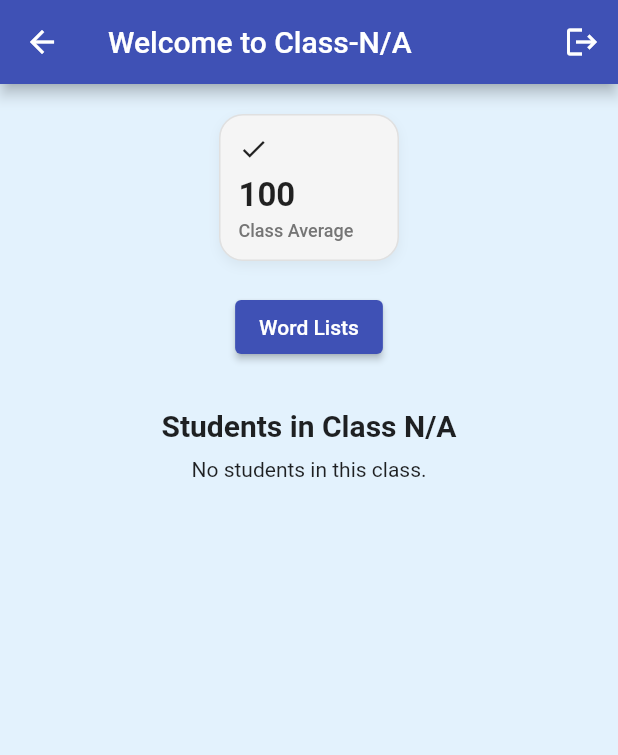
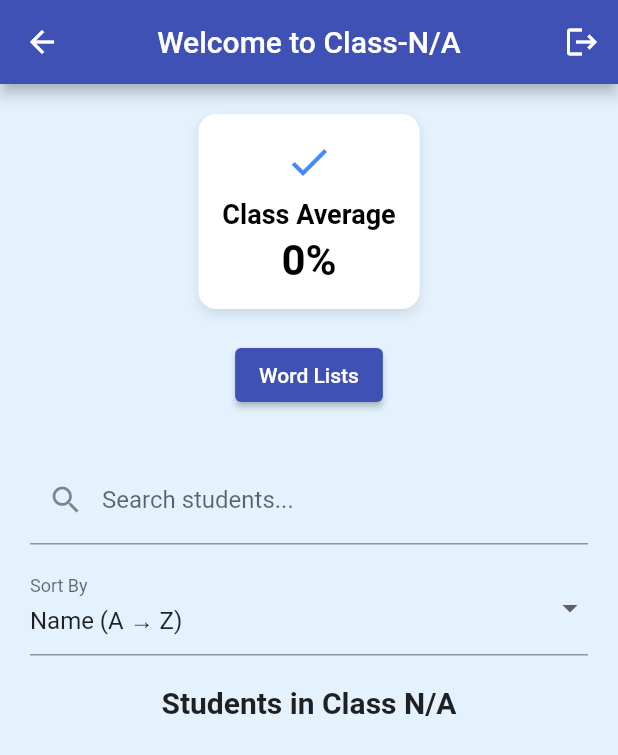
Before and after one commit to JBoT21/6150_Grad_Proj, a Flutter app: the DashboardScreen screen opened by its route, on a phone screen of 412 x 824 dp. Shown: the top 755 px of the screen. Run offline on Flutter 3.47's test engine with Material 3 defaults, Android fonts, the phone set to English and light mode, and no system bars; our stand-ins replace audioplayers, shared_preferences, speech_to_text, sqflite; missing offline and left inert: record; accounts and stored records are empty.

Commit message:
Implement teacher dashboard v1

```diff
--- a/lib/models/attempt.dart
+++ b/lib/models/attempt.dart
@@ -2,7 +2,7 @@
 import 'dart:convert';
 
 class Attempt {
-  final String uid;
+  final int? uid;
   final String wordText;
   final int score;
   final String feedback;
@@ -31,7 +31,7 @@ class Attempt {
   };
 
   static Attempt fromMap(Map<String, dynamic> map) => Attempt(
-    uid: map['uid'] as String,
+    uid: map['uid'] as int,
     wordText: map['wordText'] as String,
     score: map['score'] as int,
     feedback: map['feedback'] as String,
--- a/lib/models/user.dart
+++ b/lib/models/user.dart
@@ -4,7 +4,7 @@ class AppUser {
   final String email;
   final String password;
   final String role;
-  final String? classCode;
+  final String classCode;
 
   AppUser({
     this.id,
@@ -12,7 +12,7 @@ class AppUser {
     required this.email,
     required this.password,
     required this.role,
-    this.classCode,
+    required this.classCode,
   });
 
   Map<String, dynamic> toMap() => {
--- a/lib/screens/dashboard.dart
+++ b/lib/screens/dashboard.dart
@@ -18,6 +18,9 @@ class _DashboardScreenState extends State<DashboardScreen> {
   String classCode = "";
   List<AppUser> students = [];
   bool loadingStudents = true;
+  Map<int, double> progressMap = {};
+  String searchQuery = "";
+  String sortOption = "name_asc";
 
   @override
   void initState() {
@@ -25,6 +28,19 @@ class _DashboardScreenState extends State<DashboardScreen> {
     _loadClassCode();
   }
 
+  Future<void> _loadProgress() async {
+    final db = DatabaseHelper.instance;
+    Map<int, double> temp = {};
+
+    for (var s in students) {
+      double p = await db.getStudentProgress(s.id!);
+      temp[s.id!] = p;
+    }
+
+    setState(() {
+      progressMap = temp;
+    });
+  }
   Future<void> _loadClassCode() async {
     final prefs = await SharedPreferences.getInstance();
     setState(() {
@@ -41,6 +57,7 @@ class _DashboardScreenState extends State<DashboardScreen> {
       students = list;
       loadingStudents = false;
     });
+    _loadProgress();
   }
 
 
@@ -52,6 +69,42 @@ class _DashboardScreenState extends State<DashboardScreen> {
       MaterialPageRoute(builder: (_) => const LoginScreen()),
       (route) => false,
     );
+  }
+
+  double calculateAverage() {
+    if (progressMap.isEmpty) return 0;
+
+    double total = 0;
+    for (var value in progressMap.values) {
+      total += value;
+    }
+
+    return total / progressMap.length;
+  }
+
+  List<AppUser> getFilteredAndSortedStudents() {
+    List<AppUser> filtered = students.where((s) {
+      return s.name.toLowerCase().contains(searchQuery.toLowerCase());
+    }).toList();
+
+    filtered.sort((a, b) {
+      double pA = progressMap[a.id] ?? 0;
+      double pB = progressMap[b.id] ?? 0;
+
+      switch (sortOption) {
+        case "name_asc":
+          return a.name.compareTo(b.name);
+        case "name_desc":
+          return b.name.compareTo(a.name);
+        case "progress_desc":
+          return pB.compareTo(pA);
+        case "progress_asc":
+          return pA.compareTo(pB); //
+      }
+      return 0;
+    });
+
+    return filtered;
   }
 
   // Temporary navigation to wordlist page feel free to change
@@ -68,6 +121,7 @@ class _DashboardScreenState extends State<DashboardScreen> {
       backgroundColor: Colors.blue[50],
       appBar: AppBar(
         title: Text('Welcome to Class-$classCode'),
+        centerTitle: true,
         backgroundColor: Colors.blueAccent[50],
         actions: [
           IconButton(
@@ -81,10 +135,49 @@ class _DashboardScreenState extends State<DashboardScreen> {
           child: Column(
             children: [
               const SizedBox(height: 20),
-              StatTile(
-                label: "Class Average",
-                value: "100",
-                icon: Icons.check,
+              Container(
+                padding: const EdgeInsets.all(16),
+                margin: const EdgeInsets.symmetric(horizontal: 20),
+                decoration: BoxDecoration(
+                  color: Colors.white,
+                  borderRadius: BorderRadius.circular(12),
+                  boxShadow: [
+                    BoxShadow(
+                      color: Colors.black.withValues(alpha: 0.1),
+                      blurRadius: 6,
+                      offset: const Offset(0, 3),
+                    ),
+                  ],
+                ),
+                child: Column(
+                  mainAxisSize: MainAxisSize.min,
+                  children: [
+                    const Icon(Icons.check, size: 32, color: Colors.blueAccent),
+
+                    const SizedBox(height: 8),
+
+                    const Text(
+                      "Class Average",
+                      style: TextStyle(
+                        fontSize: 18,
+                        fontWeight: FontWeight.bold,
+                        color: Colors.black,
+
+                      ),
+                    ),
+
+                    const SizedBox(height: 4),
+
+                    Text(
+                      "${(calculateAverage() * 100).toStringAsFixed(0)}%",
+                      style: const TextStyle(
+                        fontSize: 28,
+                        fontWeight: FontWeight.bold,
+                        color: Colors.black,
+                      ),
+                    ),
+                  ],
+                ),
               ),
               const SizedBox(height: 20),
               ElevatedButton(
@@ -92,26 +185,88 @@ class _DashboardScreenState extends State<DashboardScreen> {
                 child: const Text("Word Lists"),
               ),
               const SizedBox(height: 30),
+              Padding(
+                padding: const EdgeInsets.symmetric(horizontal: 20),
+                child: TextField(
+                  decoration: const InputDecoration(
+                    labelText: "Search students...",
+                    prefixIcon: Icon(Icons.search),
+                  ),
+                  onChanged: (value) {
+                    setState(() {
+                      searchQuery = value;
+                    });
+                  },
+                ),
+              ),
+
+              const SizedBox(height: 10),
+
+              Padding(
+                padding: const EdgeInsets.symmetric(horizontal: 20),
+                child: DropdownButtonFormField<String>(
+                  decoration: const InputDecoration(labelText: "Sort By"),
+                  value: sortOption,
+                  items: const [
+                    DropdownMenuItem(
+                      value: "name_asc",
+                      child: Text("Name (A → Z)"),
+                    ),
+                    DropdownMenuItem(
+                      value: "name_desc",
+                      child: Text("Name (Z → A)"),
+                    ),
+                    DropdownMenuItem(
+                      value: "progress_desc",
+                      child: Text("Progress (High → Low)"),
+                    ),
+                    DropdownMenuItem(
+                      value: "progress_asc",
+                      child: Text("Progress (Low → High)"),
+                    ),
+                  ],
+                  onChanged: (val) {
+                    setState(() {
+                      sortOption = val!;
+                    });
+                  },
+                ),
+              ),
+
+              const SizedBox(height: 20),
+
               Text(
                 "Students in Class $classCode",
                 style: const TextStyle(fontSize: 20, fontWeight: FontWeight.bold),
               ),
+
               const SizedBox(height: 10),
 
               if (loadingStudents)
                 const CircularProgressIndicator()
-              else if (students.isEmpty)
-                const Text("No students in this class.")
               else
                 ListView.builder(
                   shrinkWrap: true,
                   physics: const NeverScrollableScrollPhysics(),
-                  itemCount: students.length,
+                  itemCount: getFilteredAndSortedStudents().length,
                   itemBuilder: (context, index) {
-                    final student = students[index];
+                    final student = getFilteredAndSortedStudents()[index];
+                    final progress = (progressMap[student.id] ?? 0);
+
                     return ListTile(
                       leading: const Icon(Icons.person),
                       title: Text(student.name),
+                      subtitle: Text(
+                        "Progress: ${(progress * 100).toStringAsFixed(0)}%",
+                      ),
+                      trailing: SizedBox(
+                        width: 100,
+                        child: LinearProgressIndicator(
+                          value: progress,
+                          backgroundColor: Colors.grey.shade300,
+                          color: Colors.green,
+                        ),
+                      ),
                     );
                   },
                 ),
```
Also changed, not shown: lib/screens/signup.dart (+6 -6 lines), lib/screens/word_practice_page.dart (+10 -1 lines), lib/services/user_db.dart (+16 -1 lines).
